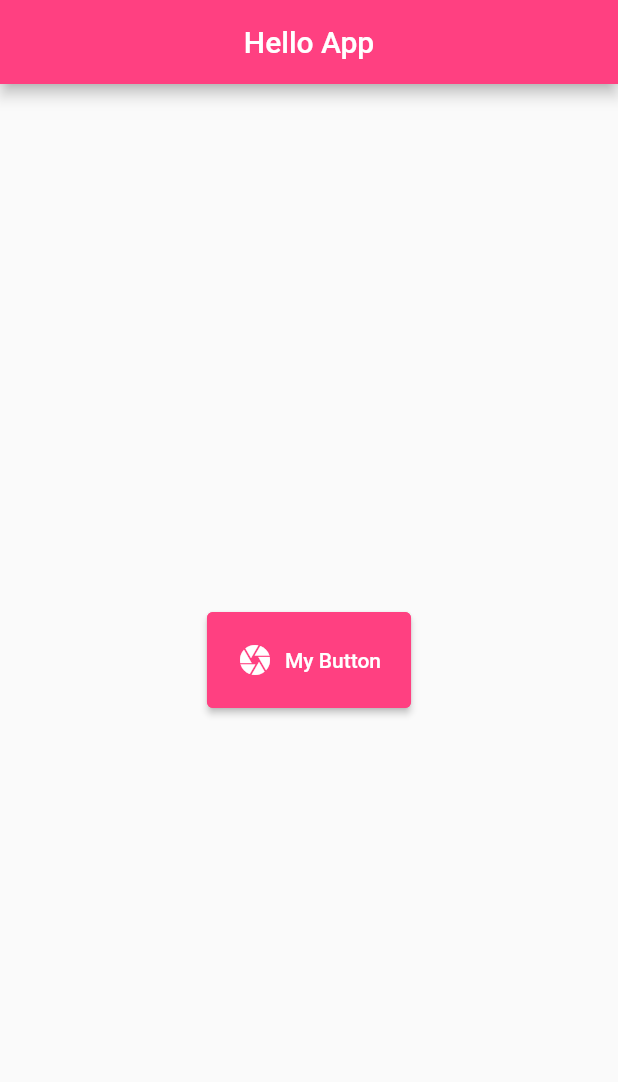
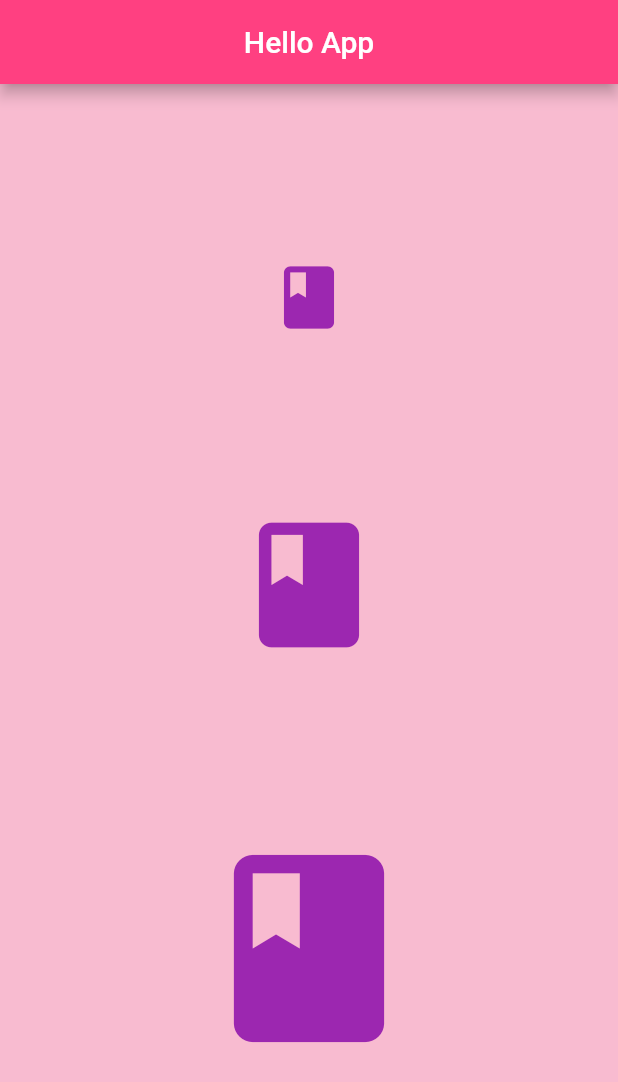
Before and after one commit to ShourovRoy/flutter_hello_world, a Flutter app: the screen it shows after launch, on a phone screen of 412 x 824 dp. Shown: the top 1082 px of the screen. Run offline on Flutter 3.47's test engine with Material 2 defaults, Android fonts, the phone set to English and light mode, and no system bars.

Commit message:
Layout column and row

```diff
--- a/lib/main.dart
+++ b/lib/main.dart
@@ -16,19 +16,16 @@ class MyApp extends StatelessWidget {
           centerTitle: true,
           backgroundColor: Colors.pinkAccent,
         ),
-        body: Center(
-          child: ElevatedButton.icon(
-            onPressed: () {},
-            icon: Icon(Icons.camera),
-            label: Text("My Button"),
-            style: ElevatedButton.styleFrom(
-              primary: Colors.pinkAccent,
-              padding: const EdgeInsets.all(20.0),
-              side: BorderSide(
-                color: Colors.pinkAccent,
-                width: 3.0
-              )
-            ),
+        body: Container(
+          color: Colors.pink.shade100,
+          child: Column(
+            mainAxisAlignment: MainAxisAlignment.spaceEvenly,
+            crossAxisAlignment: CrossAxisAlignment.stretch,
+            children: [
+              Icon(Icons.book, color:Colors.purple, size: 50.0,),
+              Icon(Icons.book, color:Colors.purple, size: 100.0,),
+              Icon(Icons.book, color:Colors.purple, size: 150.0,),
+            ],
           ),
         ),
       ),
```
